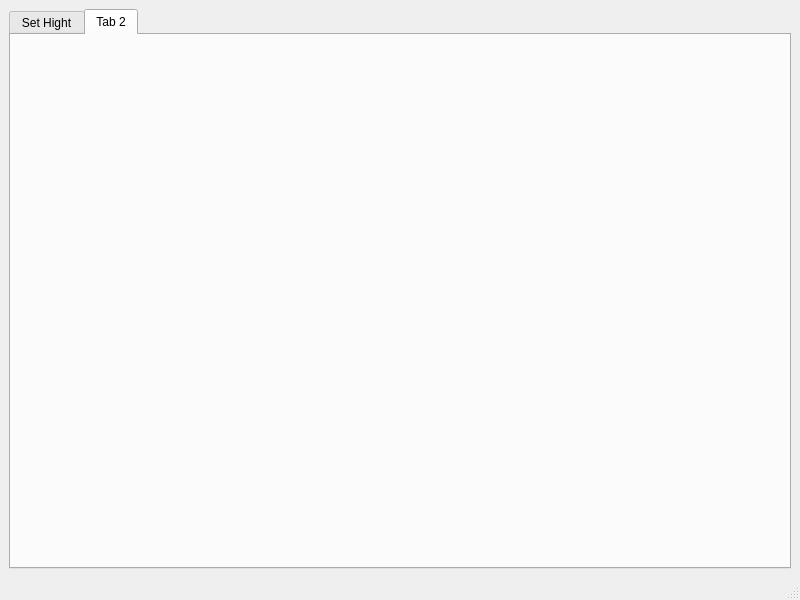
The window that mainwindow.ui (gslg-1/BLETableControl) describes before a commit, drawn with Qt 5.
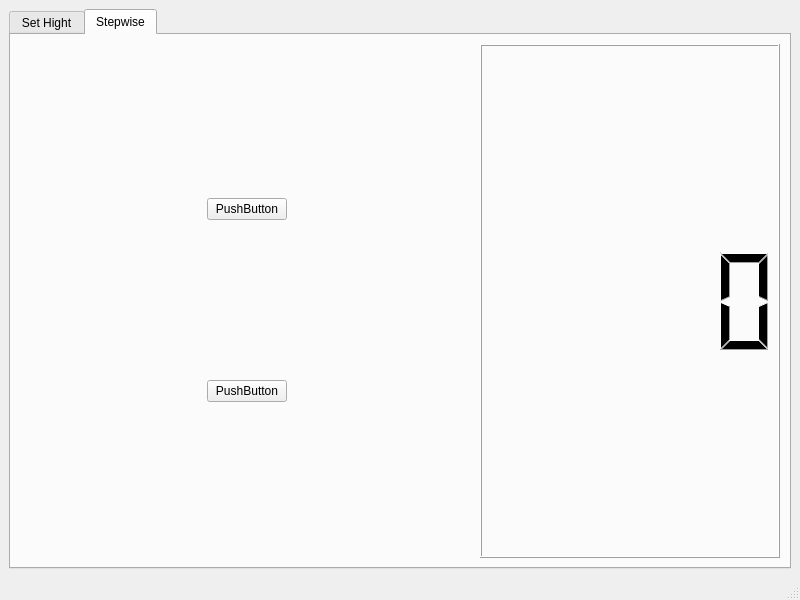
The same window after the commit. The open tabs and pages were chosen to show the change.

Commit message: GUI - New Tab for Stepwise adjustence

The edit to the form file:
```diff
--- a/mainwindow.ui
+++ b/mainwindow.ui
@@ -36,7 +36,7 @@
        <string/>
       </property>
       <property name="currentIndex">
-       <number>0</number>
+       <number>1</number>
       </property>
       <widget class="QWidget" name="tab_default">
        <property name="whatsThis">
@@ -48,15 +48,9 @@
        <attribute name="title">
         <string>Set Hight</string>
        </attribute>
-       <layout class="QVBoxLayout" name="verticalLayout_2">
-        <item>
-         <widget class="QGroupBox" name="groupBox">
-          <property name="title">
-           <string/>
-          </property>
           <layout class="QHBoxLayout" name="horizontalLayout">
            <item>
-            <spacer name="horizontalSpacer_2">
+         <spacer name="horizontalSpacer">
              <property name="orientation">
               <enum>Qt::Horizontal</enum>
              </property>
@@ -76,27 +70,128 @@
             </widget>
            </item>
            <item>
-            <spacer name="horizontalSpacer">
+         <spacer name="horizontalSpacer_2">
              <property name="orientation">
               <enum>Qt::Horizontal</enum>
              </property>
              <property name="sizeHint" stdset="0">
               <size>
-               <width>349</width>
+            <width>40</width>
                <height>20</height>
               </size>
              </property>
             </spacer>
-           </item>
-          </layout>
-         </widget>
         </item>
        </layout>
       </widget>
       <widget class="QWidget" name="tab_1">
        <attribute name="title">
-        <string>Tab 2</string>
+        <string>Stepwise</string>
        </attribute>
+       <layout class="QVBoxLayout" name="verticalLayout_3">
+        <item>
+         <layout class="QHBoxLayout" name="horizontalLayout_6">
+          <item>
+           <layout class="QVBoxLayout" name="verticalLayout_4">
+            <item>
+             <layout class="QHBoxLayout" name="horizontalLayout_2">
+              <item>
+               <spacer name="horizontalSpacer_3">
+                <property name="orientation">
+                 <enum>Qt::Horizontal</enum>
+                </property>
+                <property name="sizeHint" stdset="0">
+                 <size>
+                  <width>40</width>
+                  <height>20</height>
+                 </size>
+                </property>
+               </spacer>
+              </item>
+              <item>
+               <widget class="QPushButton" name="pushButton_2">
+                <property name="text">
+                 <string>PushButton</string>
+                </property>
+               </widget>
+              </item>
+              <item>
+               <spacer name="horizontalSpacer_4">
+                <property name="orientation">
+                 <enum>Qt::Horizontal</enum>
+                </property>
+                <property name="sizeHint" stdset="0">
+                 <size>
+                  <width>40</width>
+                  <height>20</height>
+                 </size>
+                </property>
+               </spacer>
+              </item>
+             </layout>
+            </item>
+            <item>
+             <layout class="QHBoxLayout" name="horizontalLayout_3">
+              <item>
+               <spacer name="horizontalSpacer_5">
+                <property name="orientation">
+                 <enum>Qt::Horizontal</enum>
+                </property>
+                <property name="sizeHint" stdset="0">
+                 <size>
+                  <width>40</width>
+                  <height>20</height>
+                 </size>
+                </property>
+               </spacer>
+              </item>
+              <item>
+               <widget class="QPushButton" name="pushButton">
+                <property name="text">
+                 <string>PushButton</string>
+                </property>
+               </widget>
+              </item>
+              <item>
+               <spacer name="horizontalSpacer_6">
+                <property name="orientation">
+                 <enum>Qt::Horizontal</enum>
+                </property>
+                <property name="sizeHint" stdset="0">
+                 <size>
+                  <width>40</width>
+                  <height>20</height>
+                 </size>
+                </property>
+               </spacer>
+              </item>
+             </layout>
+            </item>
+           </layout>
+          </item>
+          <item>
+           <layout class="QVBoxLayout" name="verticalLayout_2">
+            <item>
+             <widget class="QLCDNumber" name="lcdNumber">
+              <property name="sizePolicy">
+               <sizepolicy hsizetype="Fixed" vsizetype="Minimum">
+                <horstretch>0</horstretch>
+                <verstretch>0</verstretch>
+               </sizepolicy>
+              </property>
+              <property name="minimumSize">
+               <size>
+                <width>300</width>
+                <height>0</height>
+               </size>
+              </property>
+             </widget>
+            </item>
+           </layout>
+          </item>
+         </layout>
+        </item>
+       </layout>
       </widget>
      </widget>
     </item>
```
Lines whose indentation alone changed are shown as unchanged.
